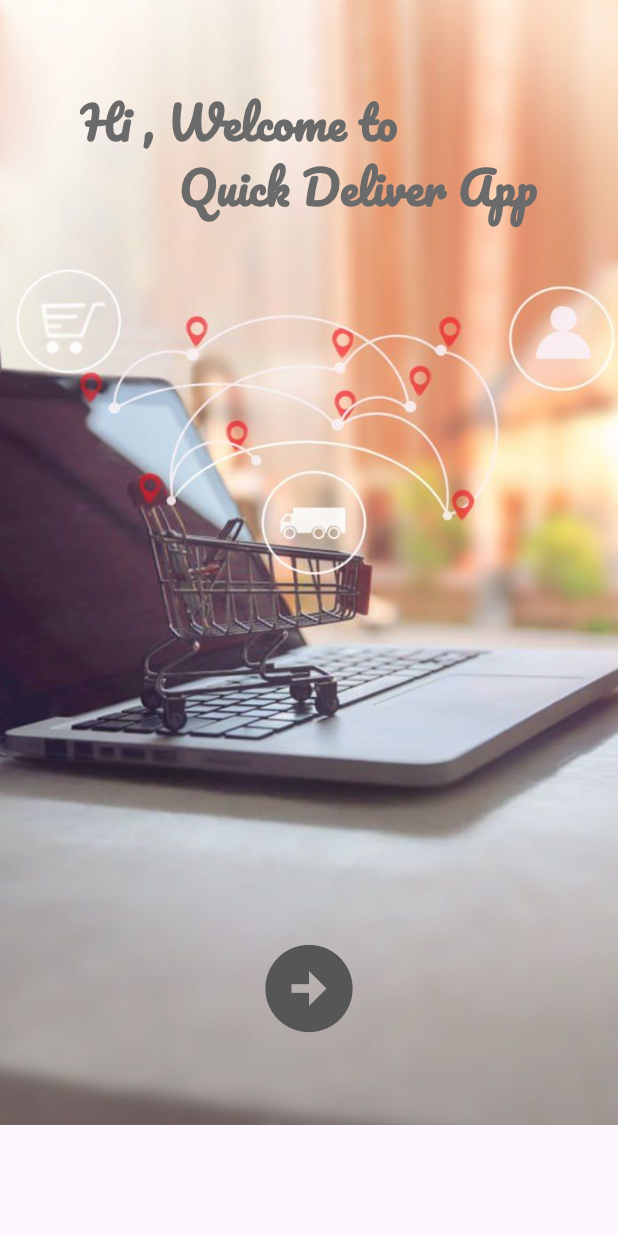
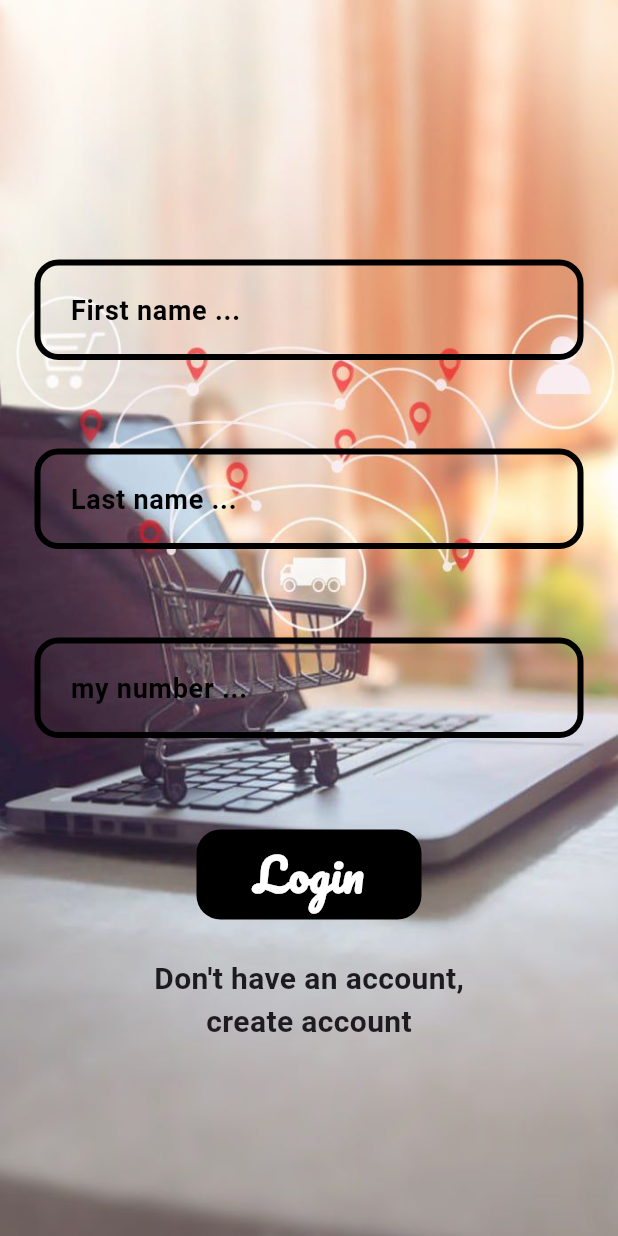
Before and after one commit to Seedrahelal/quick_deliver, a Flutter app: the screen it shows after launch, after a tap on the "arrow circle right" icon, on a phone screen of 412 x 824 dp. Run offline on Flutter 3.47's test engine with Material 3 defaults, Android fonts, the phone set to English and light mode, and no system bars.

Commit message:
Create a login page and make some modifications to the code

```diff
--- /dev/null
+++ b/lib/screens/login_page.dart
@@ -0,0 +1,54 @@
+import 'package:flutter/material.dart';
+import 'package:quick_deliver/screens/register_page.dart';
+import 'package:quick_deliver/widgets/custom_button.dart';
+import 'package:quick_deliver/widgets/custom_text.dart';
+
+class LoginPage extends StatelessWidget {
+  const LoginPage({super.key});
+
+  @override
+  Widget build(BuildContext context) {
+    return SafeArea(
+        child: Scaffold(
+      body: Container(
+        width: double.infinity,
+        height: double.infinity,
+        decoration: const BoxDecoration(
+            image: DecorationImage(
+                image:
+                    AssetImage('assets/images/photo_2024-12-05_11-06-36.jpg'),
+                fit: BoxFit.fill)),
+        child: SingleChildScrollView(
+          child: Padding(
+            padding: const EdgeInsets.only(top: 150),
+            child: Column(
+              children: [
+                CustomText(hintText: 'First name'),
+                CustomText(hintText: 'Last name'),
+                CustomText(
+                    hintText: 'my number',
+                    inputType: const TextInputType.numberWithOptions()),
+                CustomButton(text: 'Login'),
+                const Text("Don't have an account,",
+                    style:
+                        TextStyle(fontSize: 20, fontWeight: FontWeight.bold)),
+                GestureDetector(
+                  onTap: () {
+                    Navigator.push(context, MaterialPageRoute(
+                      builder: (context) {
+                        return const RegisterPage();
+                      },
+                    ));
+                  },
+                  child: const Text('create account',
+                      style:
+                          TextStyle(fontSize: 20, fontWeight: FontWeight.bold)),
+                ),
+              ],
+            ),
+          ),
+        ),
+      ),
+    ));
+  }
+}
--- a/lib/screens/start_page.dart
+++ b/lib/screens/start_page.dart
@@ -1,35 +1,29 @@
 import 'package:flutter/material.dart';
+import 'package:quick_deliver/screens/login_page.dart';
 
-class StartPage extends StatefulWidget {
+class StartPage extends StatelessWidget {
   const StartPage({super.key});
 
-  @override
-  State<StartPage> createState() => _StartPageState();
-}
-
-class _StartPageState extends State<StartPage> {
   @override
   Widget build(BuildContext context) {
     return SafeArea(
       child: Scaffold(
         body: Container(
           width: double.infinity,
-          height: 750,
           decoration: const BoxDecoration(
             image: DecorationImage(
                 image:
                     AssetImage('assets/images/photo_2024-12-05_11-06-36.jpg'),
-                  fit: BoxFit.fill
-                ),
+                fit: BoxFit.fill),
           ),
           child: Column(
             children: [
               Container(
-                  margin: const EdgeInsets.only(top:60),
+                  margin: const EdgeInsets.only(top: 60),
                   child: const Text(
                     "Hi , Welcome to     \n        Quick Deliver App",
                     style: TextStyle(
-                      color: Color.fromARGB(255, 107, 106, 106),
+                      color: Colors.black,
                         fontFamily: 'Pacifico',
                         fontSize: 30,
                         fontWeight: FontWeight.bold),
@@ -37,11 +31,17 @@ class _StartPageState extends State<StartPage> {
               Container(
                 margin: const EdgeInsets.only(top: 470),
                 child: IconButton(
-                    onPressed: () {},
+                    onPressed: () {
+                      Navigator.push(context, MaterialPageRoute(
+                        builder: (context) {
+                          return const LoginPage();
+                        },
+                      ));
+                    },
                     icon: const Icon(
                       Icons.arrow_circle_right,
                       size: 70,
-                      color: Color.fromARGB(255, 87, 86, 86),
+                      color: Colors.black,
                     )),
               )
             ],
--- /dev/null
+++ b/lib/widgets/custom_button.dart
@@ -0,0 +1,34 @@
+import 'package:flutter/material.dart';
+import 'package:flutter/widgets.dart';
+
+class CustomButton extends StatelessWidget {
+  CustomButton({this.onTap, required this.text});
+  VoidCallback? onTap;
+  String text;
+  @override
+  Widget build(BuildContext context) {
+    return Padding(
+      padding: const EdgeInsets.all(25),
+      child: GestureDetector(
+        onTap: onTap,
+        child: Container(
+          decoration: BoxDecoration(
+              color:  Colors.black,
+              borderRadius: BorderRadius.circular(16)),
+          child: Center(
+            child: Text(
+              text,
+              style: TextStyle(
+                  fontSize: 30,
+                  color: Colors.white,
+                  fontFamily: 'Pacifico',
+                  fontWeight: FontWeight.bold),
+            ),
+          ),
+          height: 60,
+          width:150,
+        ),
+      ),
+    );
+  }
+}
--- /dev/null
+++ b/lib/widgets/custom_text.dart
@@ -0,0 +1,83 @@
+import 'package:flutter/material.dart';
+
+class CustomText extends StatefulWidget {
+  CustomText({
+    this.hintText,
+    this.inputType,
+    this.onchanged,
+  });
+
+  final String? hintText;
+  final TextInputType? inputType;
+  final Function(String)? onchanged;
+
+  @override
+  _CustomTextState createState() => _CustomTextState();
+}
+
+class _CustomTextState extends State<CustomText> {
+  FocusNode _focusNode = FocusNode();
+
+  @override
+  void initState() {
+    super.initState();
+    _focusNode.addListener(() {
+      setState(() {});
+    });
+  }
+
+  @override
+  void dispose() {
+    _focusNode.dispose();
+    super.dispose();
+  }
+
+  @override
+  Widget build(BuildContext context) {
+    return Padding(
+      padding: const EdgeInsets.all(23),
+      child: SizedBox(
+        height: 80,
+        child: TextFormField(
+          focusNode: _focusNode,
+          validator: (value) {
+            if (value?.isEmpty ?? true) {
+              return 'Field is Required';
+            } else {
+              return null;
+            }
+          },
+          keyboardType: widget.inputType,
+          onChanged: widget.onchanged,
+          decoration: InputDecoration(
+            hintText: '${widget.hintText} ...',
+            hintStyle: const TextStyle(
+                fontSize: 18,
+                color: Colors.black,
+                fontWeight: FontWeight.bold),
+            contentPadding: const EdgeInsets.symmetric(
+              vertical: 20,
+              horizontal: 20,
+            ),
+
+            enabledBorder: OutlineInputBorder(
+              borderSide: const BorderSide(color: Colors.black, width: 4),
+              borderRadius: BorderRadius.circular(16),
+            ),
+
+            focusedBorder: OutlineInputBorder(
+              borderSide: const BorderSide(
+                  color: Color.fromARGB(255, 116, 33, 51), width: 4),
+              borderRadius: BorderRadius.circular(16),
+            ),
+
+            filled: _focusNode.hasFocus,
+            fillColor: _focusNode.hasFocus
+                ? Colors.grey[200]
+                : Colors.transparent,
+          ),
+        ),
+      ),
+    );
+  }
+}
```
Also changed, not shown: lib/screens/register_page.dart (added, +18 -0 lines), lib/widgets/pick_image_widget.dart (added, +46 -0 lines), assets/images/photo.jpg (added).
